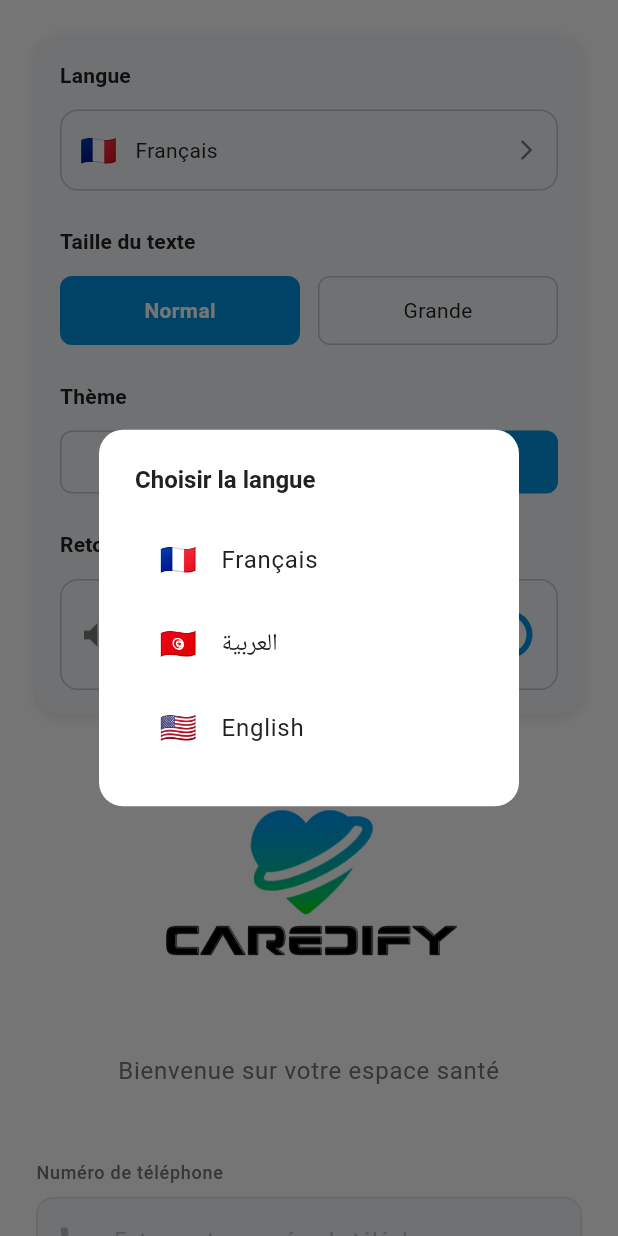
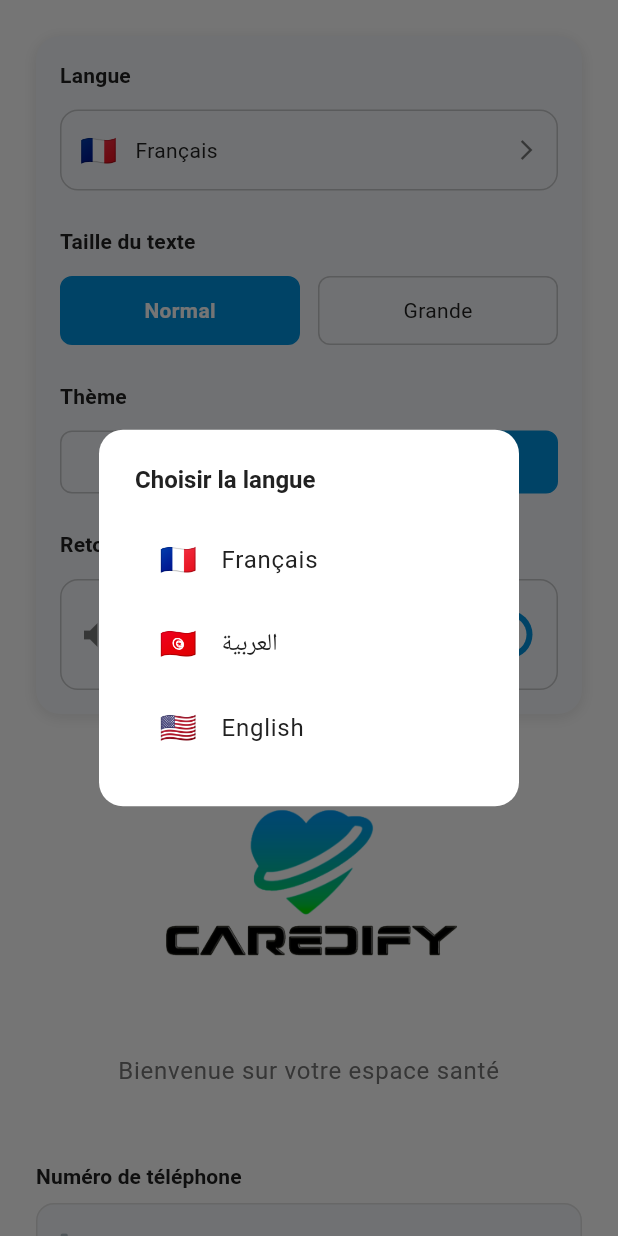
Before and after one commit to Saif-Yahyaoui/caredify, a Flutter app: the LoginScreen screen opened by its route, after a tap on "🇫🇷", on a phone screen of 412 x 824 dp. Run offline on Flutter 3.47's test engine with Material 3 defaults, Android fonts, the phone set to English and light mode, and no system bars; our stand-ins replace fl_chart, flutter_riverpod, flutter_secure_storage, flutter_svg, flutter_tts, go_router and 3 more; accounts and stored records are empty; generated files the repository leaves out were written again.

Commit message:
refactor(widgets): update custom text field

```diff
--- a/lib/widgets/custom_text_field.dart
+++ b/lib/widgets/custom_text_field.dart
@@ -1,6 +1,8 @@
 import 'package:flutter/material.dart';
 import 'package:flutter/services.dart';
 import '../core/theme/app_colors.dart';
+import 'package:intl/intl.dart' as intl;
+import 'package:flutter_gen/gen_l10n/app_localizations.dart';
 
 /// Custom text field widget with CAREDIFY styling and validation
 class CustomTextField extends StatefulWidget {
@@ -55,8 +57,8 @@ class CustomTextField extends StatefulWidget {
 
   /// Phone number field factory
   factory CustomTextField.phone({
-    String? label,
-    String? hint,
+    required String label,
+    required String hint,
     TextEditingController? controller,
     String? Function(String?)? validator,
     void Function(String)? onChanged,
@@ -66,8 +68,8 @@ class CustomTextField extends StatefulWidget {
   }) {
     return CustomTextField(
       key: key,
-      label: label ?? 'Numéro de téléphone',
-      hint: hint ?? 'Entrez votre numéro de téléphone',
+      label: label,
+      hint: hint,
       controller: controller,
       keyboardType: TextInputType.phone,
       prefixIcon: Icons.phone,
@@ -84,8 +86,8 @@ class CustomTextField extends StatefulWidget {
 
   /// Password field factory
   factory CustomTextField.password({
-    String? label,
-    String? hint,
+    required String label,
+    required String hint,
     TextEditingController? controller,
     String? Function(String?)? validator,
     void Function(String)? onChanged,
@@ -97,8 +99,8 @@ class CustomTextField extends StatefulWidget {
   }) {
     return _PasswordTextField(
       key: key,
-      label: label ?? 'Mot de passe',
-      hint: hint ?? 'Entrez votre mot de passe',
+      label: label,
+      hint: hint,
       controller: controller,
       validator: validator,
       onChanged: onChanged,
@@ -111,8 +113,8 @@ class CustomTextField extends StatefulWidget {
 
   /// Email field factory
   factory CustomTextField.email({
-    String? label,
-    String? hint,
+    required String label,
+    required String hint,
     TextEditingController? controller,
     String? Function(String?)? validator,
     void Function(String)? onChanged,
@@ -122,8 +124,8 @@ class CustomTextField extends StatefulWidget {
   }) {
     return CustomTextField(
       key: key,
-      label: label ?? 'Email',
-      hint: hint ?? 'Entrez votre adresse email',
+      label: label,
+      hint: hint,
       controller: controller,
       keyboardType: TextInputType.emailAddress,
       prefixIcon: Icons.email,
@@ -137,8 +139,8 @@ class CustomTextField extends StatefulWidget {
 
   /// Name field factory
   factory CustomTextField.name({
-    String? label,
-    String? hint,
+    required String label,
+    required String hint,
     TextEditingController? controller,
     String? Function(String?)? validator,
     void Function(String)? onChanged,
@@ -148,8 +150,8 @@ class CustomTextField extends StatefulWidget {
   }) {
     return CustomTextField(
       key: key,
-      label: label ?? 'Nom complet',
-      hint: hint ?? 'Entrez votre nom complet',
+      label: label,
+      hint: hint,
       controller: controller,
       keyboardType: TextInputType.name,
       prefixIcon: Icons.person,
@@ -190,20 +192,27 @@ class _CustomTextFieldState extends State<CustomTextField> {
   Widget build(BuildContext context) {
     final theme = Theme.of(context);
     final hasError = widget.errorText != null;
+    final locale = Localizations.localeOf(context);
+    final isRtl = intl.Bidi.isRtlLanguage(locale.languageCode);
 
-    return Column(
+    return Directionality(
+      textDirection: isRtl ? TextDirection.rtl : TextDirection.ltr,
+      child: Column(
         crossAxisAlignment: CrossAxisAlignment.start,
         children: [
-        if (widget.label != null) ...[
-          Text(
+          if (widget.label != null)
+            Padding(
+              padding: const EdgeInsets.only(bottom: 8.0),
+              child: FittedBox(
+                fit: BoxFit.scaleDown,
+                child: Text(
                   widget.label!,
-            style: theme.textTheme.labelMedium?.copyWith(
-              color: hasError ? AppColors.alertRed : AppColors.textSecondary,
-              fontWeight: FontWeight.w500,
+                  style: theme.textTheme.labelLarge,
+                  maxLines: 1,
+                  overflow: TextOverflow.ellipsis,
                 ),
               ),
-          const SizedBox(height: 8),
-        ],
+            ),
 
           TextFormField(
             controller: _controller,
@@ -228,10 +237,14 @@ class _CustomTextFieldState extends State<CustomTextField> {
 
             decoration: InputDecoration(
               hintText: widget.hint,
-            prefixIcon: widget.prefixIcon != null
+              prefixIcon:
+                  widget.prefixIcon != null
                       ? Icon(
                         widget.prefixIcon,
-                    color: hasError ? AppColors.alertRed : AppColors.mediumGray,
+                        color:
+                            hasError
+                                ? AppColors.alertRed
+                                : AppColors.mediumGray,
                         size: 20,
                       )
                       : null,
@@ -241,8 +254,11 @@ class _CustomTextFieldState extends State<CustomTextField> {
 
               // Custom styling
               filled: true,
-            fillColor: widget.enabled
-                ? (hasError ? AppColors.alertBackground : AppColors.surfaceLight)
+              fillColor:
+                  widget.enabled
+                      ? (hasError
+                          ? AppColors.alertBackground
+                          : AppColors.surfaceLight)
                       : AppColors.lightGray,
 
               border: OutlineInputBorder(
@@ -300,6 +316,7 @@ class _CustomTextFieldState extends State<CustomTextField> {
             ),
           ),
         ],
+      ),
     );
   }
 }
@@ -356,7 +373,8 @@ class _PasswordTextFieldState extends State<_PasswordTextField> {
       keyboardType: TextInputType.visiblePassword,
       obscureText: _obscureText,
       prefixIcon: Icons.lock,
-      suffixIcon: widget.showVisibilityToggle
+      suffixIcon:
+          widget.showVisibilityToggle
               ? IconButton(
                 icon: Icon(
                   _obscureText ? Icons.visibility : Icons.visibility_off,
@@ -364,7 +382,10 @@ class _PasswordTextFieldState extends State<_PasswordTextField> {
                   size: 20,
                 ),
                 onPressed: _toggleVisibility,
-              tooltip: _obscureText ? 'Afficher le mot de passe' : 'Masquer le mot de passe',
+                tooltip:
+                    widget.showVisibilityToggle
+                        ? AppLocalizations.of(context)!.showPassword
+                        : AppLocalizations.of(context)!.hidePassword,
               )
               : null,
       validator: widget.validator,
```
Lines whose indentation alone changed are shown as unchanged.
